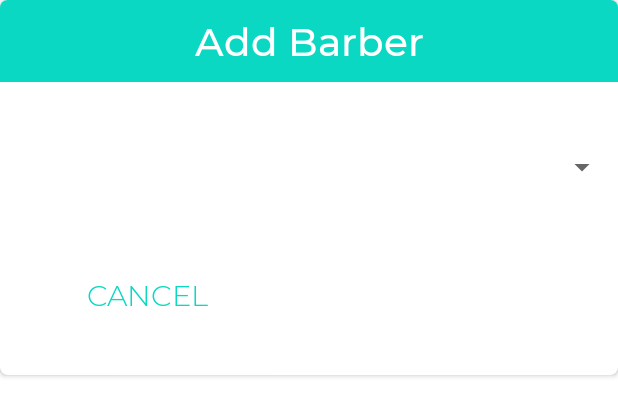
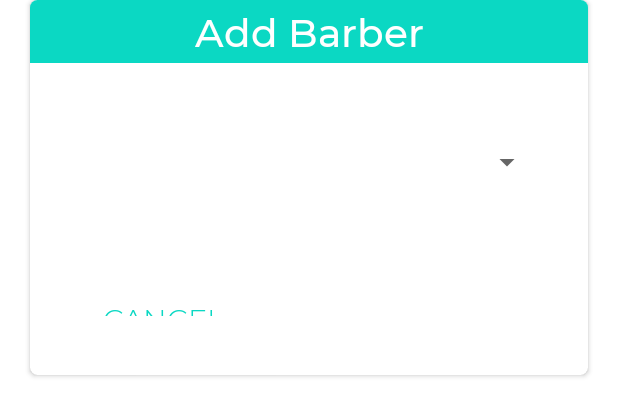
Before and after one commit to amitraj83/qcutbizfinal, an Android app: the layout select_barber.xml on its own in the app's theme, with its tools: preview values and no code run, on a phone screen of 412 x 824 dp. Shown: the top 416 px of the screen. Run offline under Robolectric (Android 15) with nearby library versions, the light colour scheme and no system bars.

```diff
--- a/app/src/main/res/layout/activity_sign_in.xml
+++ b/app/src/main/res/layout/activity_sign_in.xml
@@ -58,7 +58,8 @@
         android:hint="@string/password"
         android:layout_weight="1"
         android:fontFamily="@font/montserrat_light"
-        android:inputType="textPassword"/>
+        android:inputType="textPassword"
+        android:imeOptions="actionDone"/>
 
     <TextView
         android:id="@+id/forgot_btn"
--- a/app/src/main/res/layout/select_barber.xml
+++ b/app/src/main/res/layout/select_barber.xml
@@ -5,7 +5,10 @@
     android:layout_height="250dp"
     android:background="@android:color/white"
     app:cardCornerRadius="5dp"
-    app:cardElevation="2dp">
+    app:cardElevation="2dp"
+    android:layout_marginLeft="20dp"
+    android:layout_marginRight="20dp">
+
 
     <LinearLayout
         android:layout_width="match_parent"
@@ -30,9 +33,12 @@
         <Spinner
             android:id="@+id/spinner_select_barber_to_start_queue"
             android:layout_width="match_parent"
+            android:layout_margin="30dp"
             android:layout_height="0dp"
             android:layout_weight="1.7"
-            android:layout_marginTop="10dp"/>
+            android:layout_marginTop="10dp"
+            style="@style/spinner_style"
+            />
 
         <LinearLayout
             android:layout_width="match_parent"
--- a/app/src/main/res/values/styles.xml
+++ b/app/src/main/res/values/styles.xml
@@ -22,4 +22,16 @@
 
     <style name="AppTheme.PopupOverlay" parent="ThemeOverlay.AppCompat.Light" />
 
+
+    <style name="spinner_style">
+        <item name="android:layout_width">match_parent</item>
+        <item name="android:layout_height">wrap_content</item>
+        <item name="android:layout_margin">10dp</item>
+        <item name="android:paddingLeft">8dp</item>
+        <item name="android:paddingRight">20dp</item>
+        <item name="android:paddingTop">5dp</item>
+        <item name="android:paddingBottom">5dp</item>
+        <item name="android:popupBackground">#DFFFFFFF</item>
+    </style>
+
 </resources>
```
Also changed, not shown: app/src/main/java/com/qcut/biz/activity/SignInActivity.java (+39 -23 lines), app/src/main/java/com/qcut/biz/ui/adapters/WaitingFragment.java (+15 -3 lines), app/src/main/java/com/qcut/biz/ui/waiting_list/WaitingListClickListener.java (+20 -2 lines), app/src/main/java/com/qcut/biz/ui/waiting_list/WaitingListFragment.java (+15 -3 lines), app/src/main/java/com/qcut/biz/util/ViewUtils.java (+16 -0 lines).
